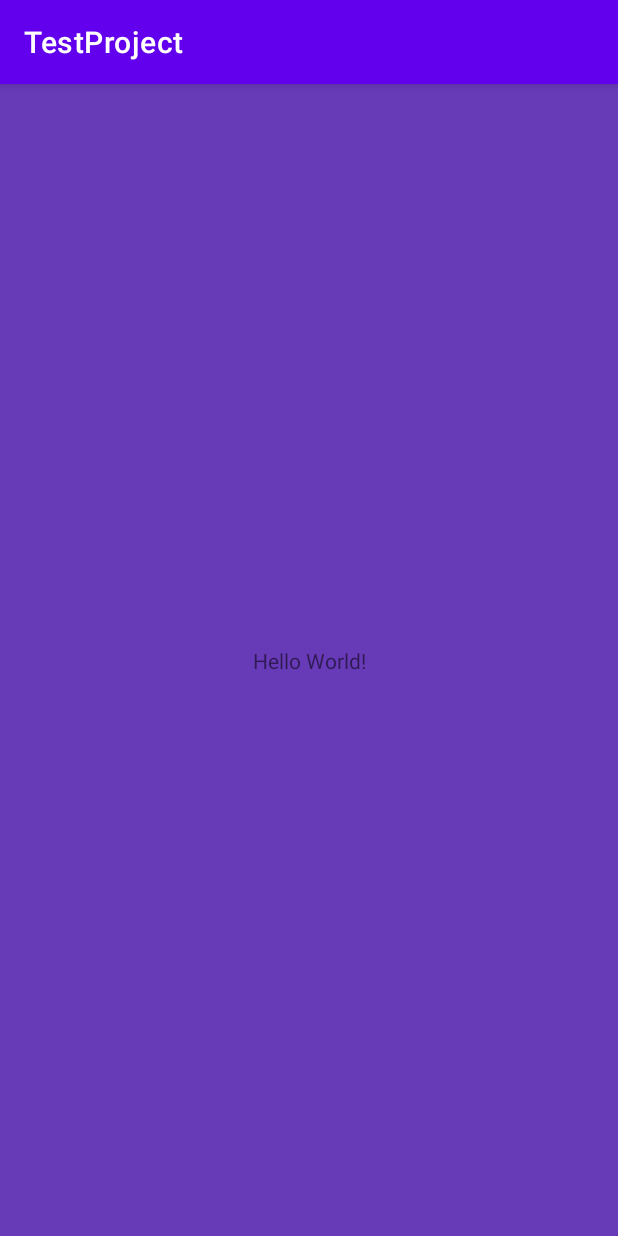
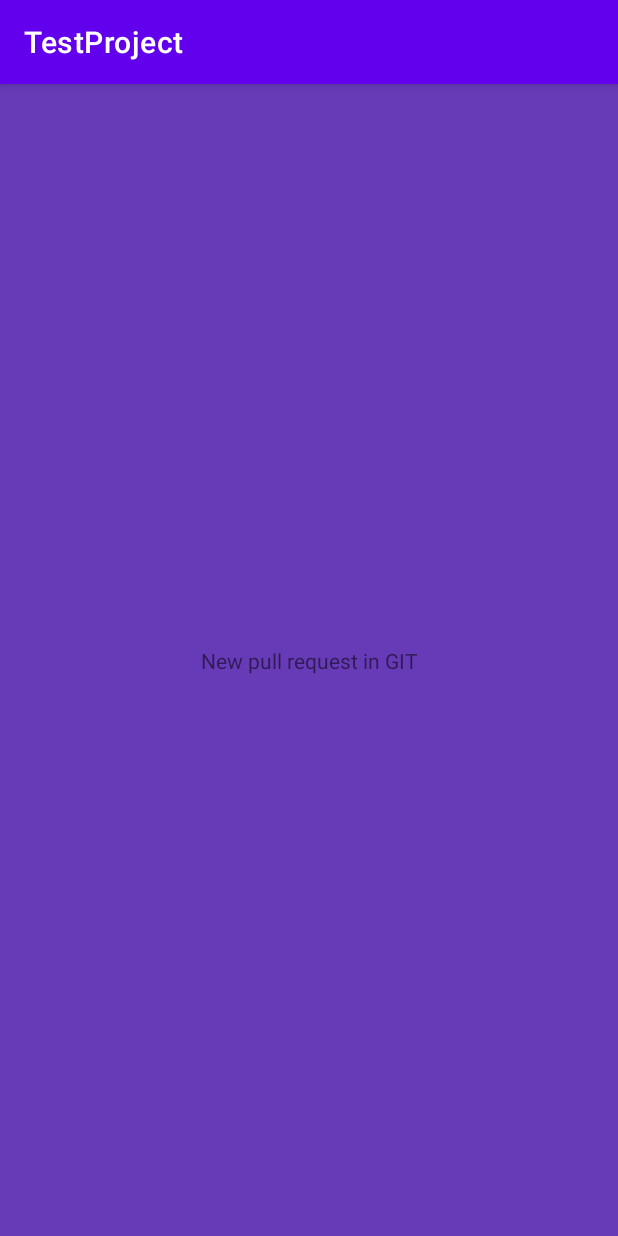
Before and after one commit to OlehPakhomov/TestProject, an Android app: the screen it shows after launch (MainActivity), on a phone screen of 412 x 824 dp. Run offline under Robolectric (Android 15) with nearby library versions, the phone set to English and light mode, and no system bars.

Commit message:
Change main text in app

```diff
--- a/app/src/main/res/layout/activity_main.xml
+++ b/app/src/main/res/layout/activity_main.xml
@@ -10,7 +10,7 @@
     <TextView
         android:layout_width="wrap_content"
         android:layout_height="wrap_content"
-        android:text="Hello World!"
+        android:text="New pull request in GIT"
         app:layout_constraintBottom_toBottomOf="parent"
         app:layout_constraintLeft_toLeftOf="parent"
         app:layout_constraintRight_toRightOf="parent"
```
